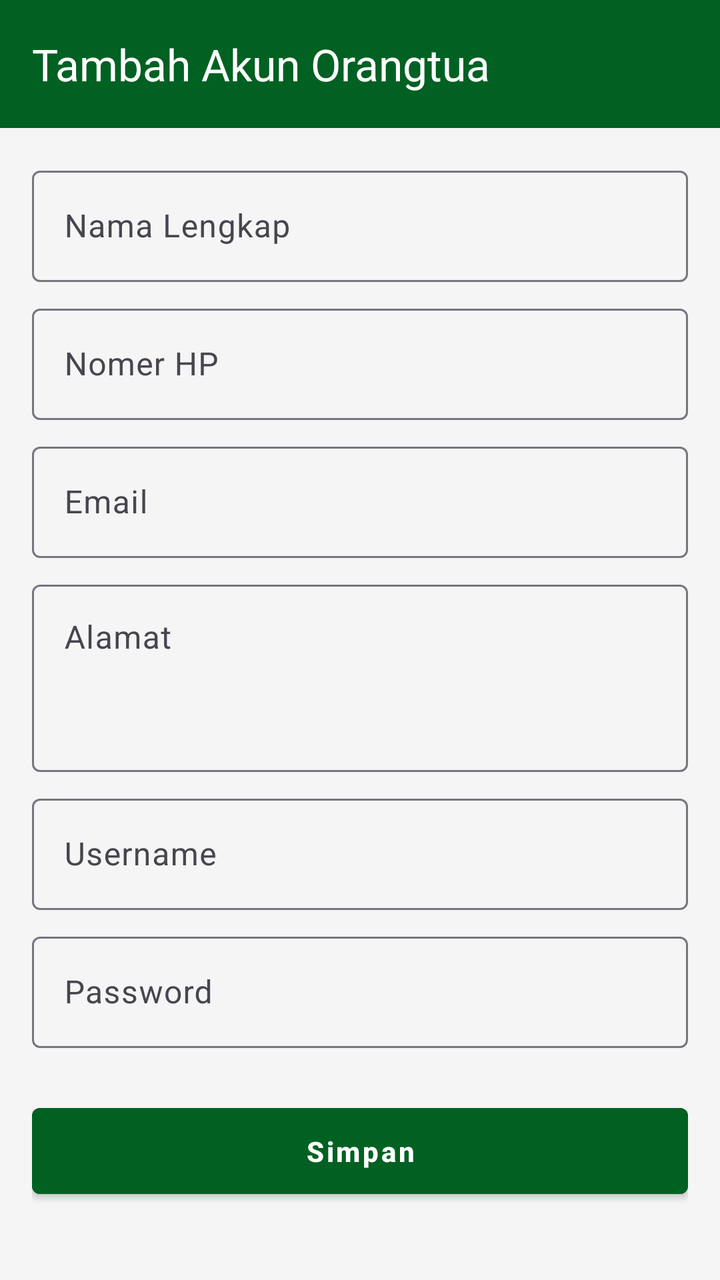
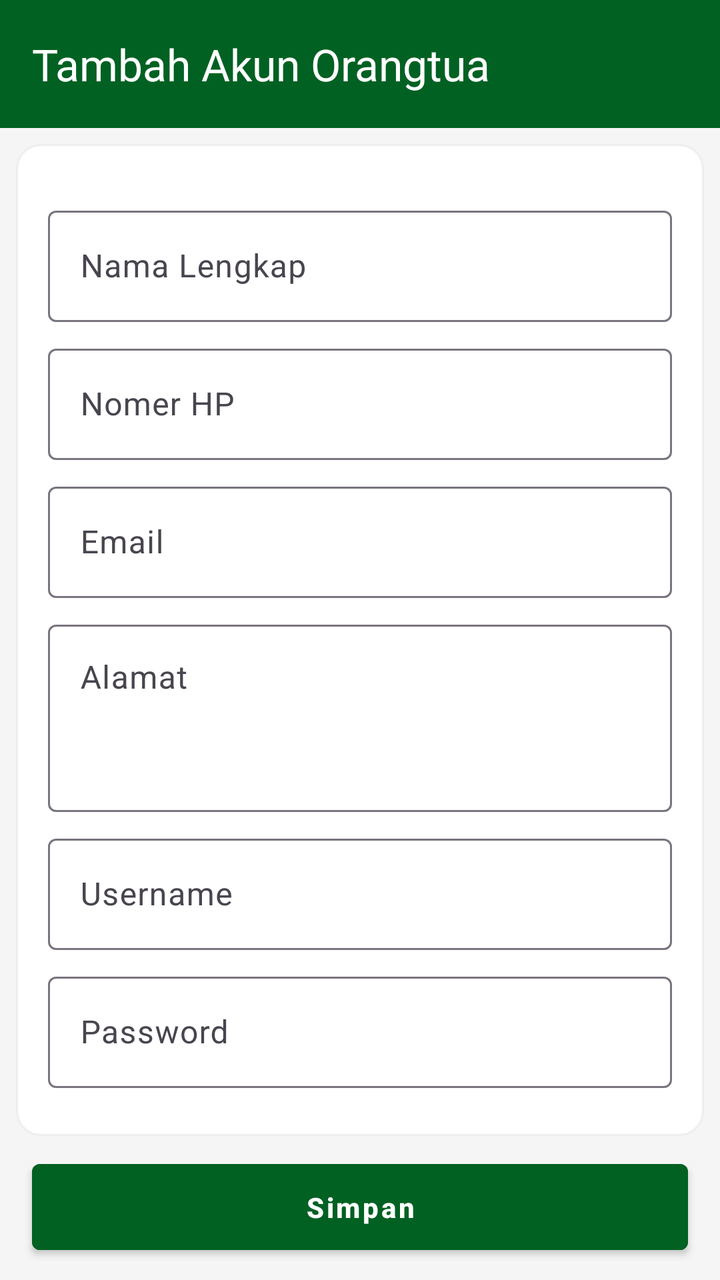

Screens rendered from an Android XML layout before and after an edit, with the pre-edit source and the edit as a unified diff.
<!-- AndroidManifest.xml: application theme Theme.OrionAPP -->
<!-- res/layout/activity_tambah_akun_orangtua.xml -->
<?xml version="1.0" encoding="utf-8"?>
<FrameLayout xmlns:android="http://schemas.android.com/apk/res/android"
    xmlns:app="http://schemas.android.com/apk/res-auto"
    xmlns:tools="http://schemas.android.com/tools"
    android:id="@+id/main"
    android:layout_width="match_parent"
    android:layout_height="match_parent"
    android:background="@color/background"
    tools:context=".activity.TambahAkunOrangtuaActivity">

    <LinearLayout
        android:layout_width="match_parent"
        android:layout_height="match_parent"
        android:orientation="vertical">

        <com.google.android.material.appbar.AppBarLayout
            android:layout_width="match_parent"
            android:layout_height="?attr/actionBarSize"
            android:background="@color/primary">

            <com.google.android.material.appbar.MaterialToolbar
                android:id="@+id/toolbar"
                android:layout_width="match_parent"
                android:layout_height="match_parent"
                android:elevation="4dp"
                android:theme="@style/ThemeOverlay.Material3.ActionBar"
                app:navigationIconTint="@color/white"
                app:title="Tambah Akun Orangtua"
                app:titleTextColor="@color/white" />
        </com.google.android.material.appbar.AppBarLayout>

        <ScrollView
            android:layout_width="match_parent"
            android:layout_height="wrap_content">

            <LinearLayout
                android:layout_width="match_parent"
                android:layout_height="wrap_content"
                android:layout_marginTop="8dp"
                android:orientation="vertical">

                <LinearLayout
                    android:layout_width="match_parent"
                    android:layout_height="wrap_content"
                    android:orientation="vertical"
                    android:paddingHorizontal="16dp">



                    <com.google.android.material.textfield.TextInputLayout
                        android:id="@+id/til_nama"
                        android:layout_width="match_parent"
                        android:layout_height="wrap_content"
                        android:layout_marginTop="8dp">

                        <com.google.android.material.textfield.TextInputEditText
                            android:id="@+id/et_nama"
                            android:layout_width="match_parent"
                            android:layout_height="wrap_content"
                            android:hint="Nama Lengkap" />
                    </com.google.android.material.textfield.TextInputLayout>

                    <com.google.android.material.textfield.TextInputLayout
                        android:id="@+id/til_nomerHP"
                        android:layout_width="match_parent"
                        android:layout_height="wrap_content"
                        android:layout_marginTop="8dp">

                        <com.google.android.material.textfield.TextInputEditText
                            android:id="@+id/et_nomerHP"
                            android:layout_width="match_parent"
                            android:layout_height="wrap_content"
                            android:hint="Nomer HP" />
                    </com.google.android.material.textfield.TextInputLayout>

                    <com.google.android.material.textfield.TextInputLayout
                        android:id="@+id/til_email"
                        android:layout_width="match_parent"
                        android:layout_height="wrap_content"
                        android:layout_marginTop="8dp">

                        <com.google.android.material.textfield.TextInputEditText
                            android:id="@+id/et_email"
                            android:layout_width="match_parent"
                            android:layout_height="wrap_content"
                            android:hint="Email"/>
                    </com.google.android.material.textfield.TextInputLayout>

                    <com.google.android.material.textfield.TextInputLayout
                        android:id="@+id/til_alamat"
                        android:layout_width="match_parent"
                        android:layout_height="wrap_content"
                        android:layout_marginTop="8dp">

                        <com.google.android.material.textfield.TextInputEditText
                            android:id="@+id/et_alamat"
                            android:layout_width="match_parent"
                            android:layout_height="wrap_content"
                            android:gravity="top|left"
                            android:lines="3"
                            android:hint="Alamat"/>

                    </com.google.android.material.textfield.TextInputLayout>

                    <com.google.android.material.textfield.TextInputLayout
                        android:id="@+id/til_Username"
                        android:layout_width="match_parent"
                        android:layout_height="wrap_content"
                        android:layout_marginTop="8dp">

                        <com.google.android.material.textfield.TextInputEditText
                            android:id="@+id/et_username"
                            android:layout_width="match_parent"
                            android:layout_height="wrap_content"
                            android:hint="Username" />
                    </com.google.android.material.textfield.TextInputLayout>

                    <com.google.android.material.textfield.TextInputLayout
                        android:id="@+id/til_password"
                        android:layout_width="match_parent"
                        android:layout_height="wrap_content"
                        android:layout_marginTop="8dp">

                        <com.google.android.material.textfield.TextInputEditText
                            android:id="@+id/et_password"
                            android:layout_width="match_parent"
                            android:layout_height="wrap_content"
                            android:hint="Password" />
                    </com.google.android.material.textfield.TextInputLayout>

                    <Button
                        android:id="@+id/btn_simpan"
                        style="@style/Widget.MaterialComponents.Button"
                        android:layout_width="match_parent"
                        android:layout_height="wrap_content"
                        android:layout_marginTop="24dp"
                        android:backgroundTint="@color/primary"
                        android:paddingVertical="12dp"
                        android:text="Simpan"
                        android:textAllCaps="false"
                        android:textSize="14sp"
                        android:textStyle="bold" />
                </LinearLayout>

            </LinearLayout>
        </ScrollView>
    </LinearLayout>


</FrameLayout>
<!-- resources referenced by this layout -->
<resources>
  <color name="background">#f5f5f5</color>
  <color name="primary">#006122</color>
  <color name="white">#ffffff</color>
  <style name="Theme.OrionAPP" parent="Theme.Material3.Light.NoActionBar">
          
          <item name="colorPrimary">@color/primary</item>
          <item name="colorOnPrimary">@color/white</item>
  
          
          <item name="android:colorBackground">@color/background</item>
          <item name="colorSurface">@color/white</item>
          <item name="colorOnSurface">@color/text</item>
  
          
          <item name="colorSecondary">@color/primary</item>
          <item name="colorOnSecondary">@color/white</item>
  
          
          <item name="android:statusBarColor">@color/primary</item>
          <item name="android:windowLightStatusBar">false</item>
  
          
          <item name="fontFamily">@font/inter</item>
  
          
          <item name="android:windowSplashScreenAnimatedIcon" tools:targetApi="31">@null</item>
          <item name="android:windowSplashScreenBackground" tools:targetApi="31">@color/white</item>
          <item name="android:windowSplashScreenAnimationDuration" tools:targetApi="31">0</item>
  
          
          <item name="materialButtonStyle">@style/OrionButton</item>
          <item name="textInputStyle">@style/OrionTextTitle</item>
          <item name="android:textColorHighlight">@color/highlight_primary</item>
  
          
          <item name="colorError">@color/error</item>
  
          <item name="searchViewStyle">@style/SearchViewStyle.White</item>
  
      </style>
  <color name="text">#1E1E1E</color>
  <style name="OrionButton" parent="Widget.Material3.Button">
          <item name="android:backgroundTint">@color/primary</item>
          <item name="android:textColor">@color/white</item>
          <item name="android:layout_marginHorizontal">4px</item>
          <item name="android:buttonCornerRadius" tools:targetApi="p">12dp</item>
      </style>
  <style name="OrionTextTitle" parent="Widget.Material3.TextInputLayout.OutlinedBox">
          <item name="boxStrokeColor">@color/primary</item>
          <item name="hintTextColor">@color/primary</item>
          <item name="boxBackgroundMode">outline</item>
      </style>
  <color name="highlight_primary">#C0006122</color>
  <color name="error">#D00000</color>
  <style name="SearchViewStyle.White" parent="Widget.AppCompat.SearchView">
          
          <item name="searchHintIcon">@drawable/ic_search_24</item>
          <item name="cursorColor">@color/white</item>
          <item name="submitBackground">@android:color/white</item>
          <item name="android:textColorHint">@color/white</item>
          <item name="android:textColor">@color/white</item>
          <item name="android:iconTint">@android:color/white</item>
          <item name="android:buttonTint">@android:color/white</item>
      </style>
  <!-- drawable ic_search_24 (drawable) -->
  <vector xmlns:android="http://schemas.android.com/apk/res/android" android:height="24dp" android:tint="#000000" android:viewportHeight="24" android:viewportWidth="24" android:width="24dp">
        
      <path android:fillColor="@android:color/white" android:pathData="M15.5,14h-0.79l-0.28,-0.27C15.41,12.59 16,11.11 16,9.5 16,5.91 13.09,3 9.5,3S3,5.91 3,9.5 5.91,16 9.5,16c1.61,0 3.09,-0.59 4.23,-1.57l0.27,0.28v0.79l5,4.99L20.49,19l-4.99,-5zM9.5,14C7.01,14 5,11.99 5,9.5S7.01,5 9.5,5 14,7.01 14,9.5 11.99,14 9.5,14z"/>
      
  </vector>
</resources>

<!-- the commit's change to res/layout/activity_tambah_akun_orangtua.xml (unified diff, before → after) -->
@@ -36,111 +36,126 @@
             <LinearLayout
                 android:layout_width="match_parent"
                 android:layout_height="wrap_content"
-                android:layout_marginTop="8dp"
                 android:orientation="vertical">
 
                 <LinearLayout
                     android:layout_width="match_parent"
                     android:layout_height="wrap_content"
-                    android:orientation="vertical"
-                    android:paddingHorizontal="16dp">
+                    android:layout_marginHorizontal="8dp"
+                    android:layout_marginVertical="8dp"
+                    android:background="@drawable/rounded_outline"
+                    android:orientation="vertical">
 
-
-
-                    <com.google.android.material.textfield.TextInputLayout
-                        android:id="@+id/til_nama"
+                    <LinearLayout
                         android:layout_width="match_parent"
                         android:layout_height="wrap_content"
-                        android:layout_marginTop="8dp">
+                        android:layout_marginVertical="4dp"
+                        android:orientation="vertical"
+                        android:padding="16dp">
 
-                        <com.google.android.material.textfield.TextInputEditText
-                            android:id="@+id/et_nama"
+                        <LinearLayout
                             android:layout_width="match_parent"
                             android:layout_height="wrap_content"
-                            android:hint="Nama Lengkap" />
-                    </com.google.android.material.textfield.TextInputLayout>
+                            android:layout_marginBottom="4dp"
+                            android:orientation="vertical">
 
-                    <com.google.android.material.textfield.TextInputLayout
-                        android:id="@+id/til_nomerHP"
-                        android:layout_width="match_parent"
-                        android:layout_height="wrap_content"
-                        android:layout_marginTop="8dp">
+                            <com.google.android.material.textfield.TextInputLayout
+                                android:id="@+id/til_nama"
+                                android:layout_width="match_parent"
+                                android:layout_height="wrap_content"
+                                android:layout_marginTop="8dp">
 
-                        <com.google.android.material.textfield.TextInputEditText
-                            android:id="@+id/et_nomerHP"
-                            android:layout_width="match_parent"
-                            android:layout_height="wrap_content"
-                            android:hint="Nomer HP" />
-                    </com.google.android.material.textfield.TextInputLayout>
+                                <com.google.android.material.textfield.TextInputEditText
+                                    android:id="@+id/et_nama"
+                                    android:layout_width="match_parent"
+                                    android:layout_height="wrap_content"
+                                    android:hint="Nama Lengkap" />
+                            </com.google.android.material.textfield.TextInputLayout>
 
-                    <com.google.android.material.textfield.TextInputLayout
-                        android:id="@+id/til_email"
-                        android:layout_width="match_parent"
-                        android:layout_height="wrap_content"
-                        android:layout_marginTop="8dp">
+                            <com.google.android.material.textfield.TextInputLayout
+                                android:id="@+id/til_nomerHP"
+                                android:layout_width="match_parent"
+                                android:layout_height="wrap_content"
+                                android:layout_marginTop="8dp">
 
-                        <com.google.android.material.textfield.TextInputEditText
-                            android:id="@+id/et_email"
-                            android:layout_width="match_parent"
-                            android:layout_height="wrap_content"
-                            android:hint="Email"/>
-                    </com.google.android.material.textfield.TextInputLayout>
+                                <com.google.android.material.textfield.TextInputEditText
+                                    android:id="@+id/et_nomerHP"
+                                    android:layout_width="match_parent"
+                                    android:layout_height="wrap_content"
+                                    android:hint="Nomer HP" />
+                            </com.google.android.material.textfield.TextInputLayout>
 
-                    <com.google.android.material.textfield.TextInputLayout
-                        android:id="@+id/til_alamat"
-                        android:layout_width="match_parent"
-                        android:layout_height="wrap_content"
-                        android:layout_marginTop="8dp">
+                            <com.google.android.material.textfield.TextInputLayout
+                                android:id="@+id/til_email"
+                                android:layout_width="match_parent"
+                                android:layout_height="wrap_content"
+                                android:layout_marginTop="8dp">
 
-                        <com.google.android.material.textfield.TextInputEditText
-                            android:id="@+id/et_alamat"
-                            android:layout_width="match_parent"
-                            android:layout_height="wrap_content"
-                            android:gravity="top|left"
-                            android:lines="3"
-                            android:hint="Alamat"/>
+                                <com.google.android.material.textfield.TextInputEditText
+                                    android:id="@+id/et_email"
+                                    android:layout_width="match_parent"
+                                    android:layout_height="wrap_content"
+                                    android:hint="Email" />
+                            </com.google.android.material.textfield.TextInputLayout>
 
-                    </com.google.android.material.textfield.TextInputLayout>
+                            <com.google.android.material.textfield.TextInputLayout
+                                android:id="@+id/til_alamat"
+                                android:layout_width="match_parent"
+                                android:layout_height="wrap_content"
+                                android:layout_marginTop="8dp">
 
-                    <com.google.android.material.textfield.TextInputLayout
-                        android:id="@+id/til_Username"
-                        android:layout_width="match_parent"
-                        android:layout_height="wrap_content"
-                        android:layout_marginTop="8dp">
+                                <com.google.android.material.textfield.TextInputEditText
+                                    android:id="@+id/et_alamat"
+                                    android:layout_width="match_parent"
+                                    android:layout_height="wrap_content"
+                                    android:gravity="top|left"
+                                    android:hint="Alamat"
+                                    android:lines="3" />
 
-                        <com.google.android.material.textfield.TextInputEditText
-                            android:id="@+id/et_username"
-                            android:layout_width="match_parent"
-                            android:layout_height="wrap_content"
-                            android:hint="Username" />
-                    </com.google.android.material.textfield.TextInputLayout>
+                            </com.google.android.material.textfield.TextInputLayout>
 
-                    <com.google.android.material.textfield.TextInputLayout
-                        android:id="@+id/til_password"
-                        android:layout_width="match_parent"
-                        android:layout_height="wrap_content"
-                        android:layout_marginTop="8dp">
+                            <com.google.android.material.textfield.TextInputLayout
+                                android:id="@+id/til_Username"
+                                android:layout_width="match_parent"
+                                android:layout_height="wrap_content"
+                                android:layout_marginTop="8dp">
 
-                        <com.google.android.material.textfield.TextInputEditText
-                            android:id="@+id/et_password"
-                            android:layout_width="match_parent"
-                            android:layout_height="wrap_content"
-                            android:hint="Password" />
-                    </com.google.android.material.textfield.TextInputLayout>
+                                <com.google.android.material.textfield.TextInputEditText
+                                    android:id="@+id/et_username"
+                                    android:layout_width="match_parent"
+                                    android:layout_height="wrap_content"
+                                    android:hint="Username" />
+                            </com.google.android.material.textfield.TextInputLayout>
 
-                    <Button
-                        android:id="@+id/btn_simpan"
-                        style="@style/Widget.MaterialComponents.Button"
-                        android:layout_width="match_parent"
-                        android:layout_height="wrap_content"
-                        android:layout_marginTop="24dp"
-                        android:backgroundTint="@color/primary"
-                        android:paddingVertical="12dp"
-                        android:text="Simpan"
-                        android:textAllCaps="false"
-                        android:textSize="14sp"
-                        android:textStyle="bold" />
+                            <com.google.android.material.textfield.TextInputLayout
+                                android:id="@+id/til_password"
+                                android:layout_width="match_parent"
+                                android:layout_height="wrap_content"
+                                android:layout_marginTop="8dp">
+
+                                <com.google.android.material.textfield.TextInputEditText
+                                    android:id="@+id/et_password"
+                                    android:layout_width="match_parent"
+                                    android:layout_height="wrap_content"
+                                    android:hint="Password" />
+                            </com.google.android.material.textfield.TextInputLayout>
+
+                        </LinearLayout>
+                    </LinearLayout>
                 </LinearLayout>
+
+                <Button
+                    android:id="@+id/btn_simpan"
+                    style="@style/Widget.MaterialComponents.Button"
+                    android:layout_width="match_parent"
+                    android:layout_height="wrap_content"
+                    android:layout_marginHorizontal="16dp"
+                    android:backgroundTint="@color/primary"
+                    android:paddingVertical="12dp"
+                    android:text="Simpan"
+                    android:textAllCaps="false"
+                    android:textSize="14sp"
+                    android:textStyle="bold" />
 
             </LinearLayout>
         </ScrollView>
<!-- resource entries referenced after the edit -->
@@ -3,6 +3,14 @@
   <color name="background">#f5f5f5</color>
   <color name="primary">#006122</color>
   <color name="white">#ffffff</color>
+  <!-- drawable rounded_outline (drawable) -->
+  <?xml version="1.0" encoding="utf-8"?>
+  <shape xmlns:android="http://schemas.android.com/apk/res/android">
+      <corners android:radius="12dp"/>
+      <stroke android:color="#eee" android:width="1dp"/>
+      <solid android:color="@color/white"/>
+  
+  </shape>
   <style name="Theme.OrionAPP" parent="Theme.Material3.Light.NoActionBar">
           
           <item name="colorPrimary">@color/primary</item>
